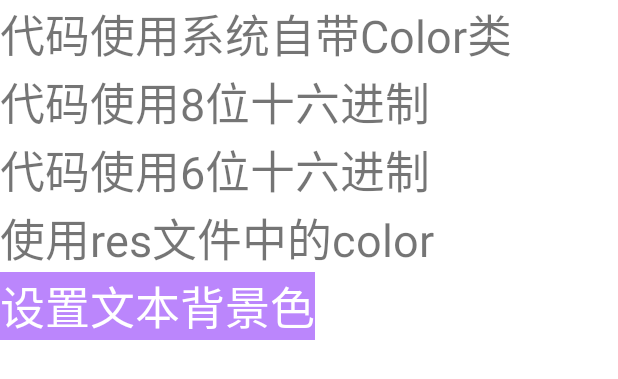
After one commit to Senagee/AndroidStudioProjects, an Android app: the layout activity_text_color.xml on its own in the app's theme, with its tools: preview values and no code run, on a phone screen of 412 x 824 dp. The commit adds this screen. Shown: the top 379 px of the screen. Run offline under Robolectric (Android 15) with nearby library versions, the phone set to English and light mode, and no system bars.

Commit message:
24/2/26提交

```diff
--- a/MyApplication/chapter01/src/main/AndroidManifest.xml
+++ b/MyApplication/chapter01/src/main/AndroidManifest.xml
@@ -9,11 +9,9 @@
         android:roundIcon="@mipmap/ic_launcher_round"
         android:supportsRtl="true"
         android:theme="@style/Theme.MyApplication">
+
         <activity
-            android:name=".MainActivity"
-            android:exported="false" />
-        <activity
-            android:name=".TextSizeActivity"
+            android:name=".ViewMarginActivity"
             android:exported="true">
             <intent-filter>
                 <action android:name="android.intent.action.MAIN" />
--- a/MyApplication/chapter01/src/main/java/com/example/chapter01/TextSizeActivity.java
+++ b/MyApplication/chapter01/src/main/java/com/example/chapter01/TextSizeActivity.java
@@ -3,6 +3,7 @@ package com.example.chapter01;
 import androidx.appcompat.app.AppCompatActivity;
 
 import android.os.Bundle;
+import android.widget.TextView;
 
 public class TextSizeActivity extends AppCompatActivity {
 
@@ -10,5 +11,9 @@ public class TextSizeActivity extends AppCompatActivity {
     protected void onCreate(Bundle savedInstanceState) {
         super.onCreate(savedInstanceState);
         setContentView(R.layout.activity_text_size);
+        //通过setTextSize()设置字体大小
+        TextView tv = findViewById(R.id.textsize_dp);
+        //默认单位sp
+        tv.setTextSize(30);
     }
 }
--- /dev/null
+++ b/MyApplication/chapter01/src/main/res/layout/activity_text_color.xml
@@ -0,0 +1,48 @@
+<?xml version="1.0" encoding="utf-8"?>
+<LinearLayout xmlns:android="http://schemas.android.com/apk/res/android"
+    android:layout_width="match_parent"
+    android:layout_height="match_parent"
+    android:orientation="vertical">
+
+    <TextView
+        android:id="@+id/code_color_system"
+        android:layout_width="wrap_content"
+        android:layout_height="wrap_content"
+        android:text="代码使用系统自带Color类"
+        android:textSize="30sp" />
+
+
+    <TextView
+        android:id="@+id/code_color_eight"
+        android:layout_width="wrap_content"
+        android:layout_height="wrap_content"
+        android:text="代码使用8位十六进制"
+        android:textSize="30sp" />
+
+    <TextView
+        android:id="@+id/code_color_six"
+        android:layout_width="wrap_content"
+        android:layout_height="wrap_content"
+        android:text="代码使用6位十六进制"
+        android:textSize="30sp" />
+
+    <TextView
+        android:id="@+id/xml_color_final"
+        android:layout_width="wrap_content"
+        android:layout_height="wrap_content"
+        android:text="使用res文件中的color"
+        android:color="@color/purple_200"
+        android:textSize="30sp" />
+
+    <TextView
+        android:id="@+id/bgcolor"
+        android:layout_width="wrap_content"
+        android:layout_height="wrap_content"
+        android:text="设置文本背景色"
+        android:background="@color/purple_200"
+        android:textColor="@color/white"
+        android:textSize="30sp" />
+
+
+
+</LinearLayout>
```
Also changed, not shown: MyApplication/chapter01/src/main/java/com/example/chapter01/TextColorActivity.java (added, +41 -0 lines), MyApplication/chapter01/src/main/java/com/example/chapter01/ViewBorderActivity.java (added, +14 -0 lines), MyApplication/chapter01/src/main/java/com/example/chapter01/ViewMarginActivity.java (added, +14 -0 lines), MyApplication/chapter01/src/main/res/layout/activity_view_border.xml (added, +37 -0 lines), MyApplication/chapter01/src/main/res/layout/activity_view_margin.xml (added, +35 -0 lines).
